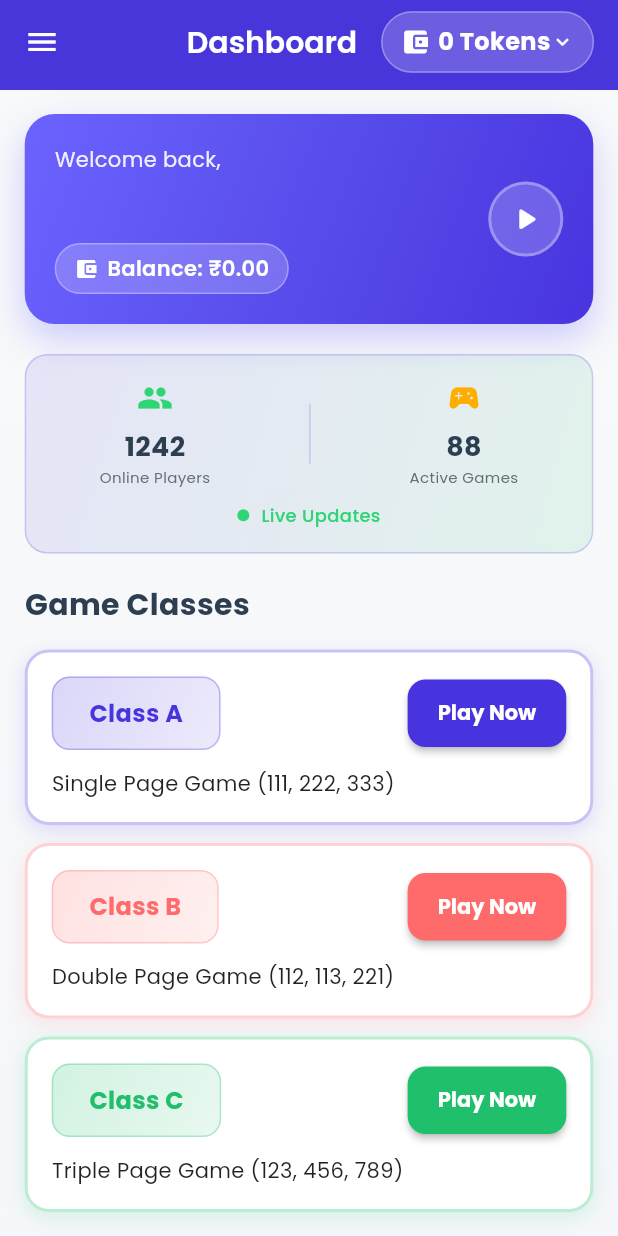
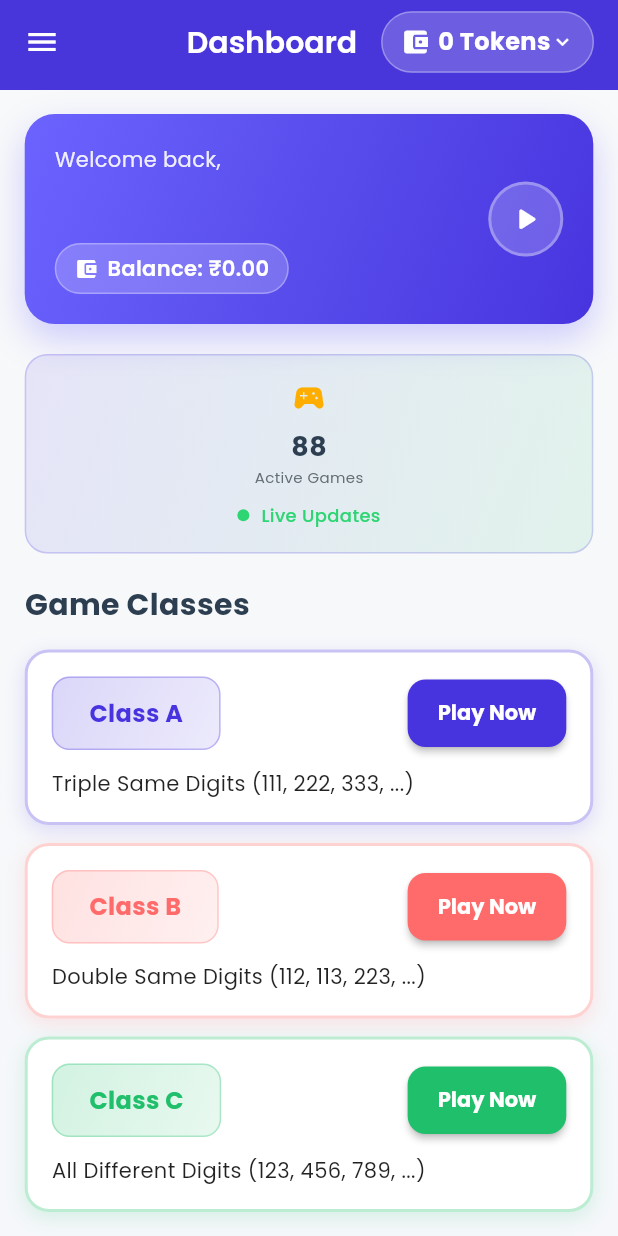
Before and after one commit to prthamesh-pr/Game, a Flutter app: the DashboardScreen screen opened directly, on a phone screen of 412 x 824 dp. Run offline on Flutter 3.47's test engine with Material 3 defaults, Android fonts, the light colour scheme and no system bars; our stand-ins replace curved_navigation_bar, flutter_spinkit, fluttertoast, google_fonts, lottie, shared_preferences and 1 more; accounts and stored records are empty; network calls fail.

Commit message:
Fix class A, B, C screens and update number selections

```diff
--- a/frontend_andriod/lib/screens/dashboard_screen.dart
+++ b/frontend_andriod/lib/screens/dashboard_screen.dart
@@ -254,21 +254,21 @@ class _DashboardScreenState extends State<DashboardScreen> {
           children: [
             _buildGameClassCard(
               'A',
-              'Single Page Game (111, 222, 333)',
+              'Triple Same Digits (111, 222, 333, ...)',
               AppColors.classA,
               context,
             ),
             const SizedBox(height: 12),
             _buildGameClassCard(
               'B',
-              'Double Page Game (112, 113, 221)',
+              'Double Same Digits (112, 113, 223, ...)',
               AppColors.classB,
               context,
             ),
             const SizedBox(height: 12),
             _buildGameClassCard(
               'C',
-              'Triple Page Game (123, 456, 789)',
+              'All Different Digits (123, 456, 789, ...)',
               AppColors.classC,
               context,
             ),
--- a/frontend_andriod/lib/screens/game_screen.dart
+++ b/frontend_andriod/lib/screens/game_screen.dart
@@ -37,8 +37,8 @@ class _GameScreenState extends State<GameScreen> {
 
       setState(() {
         // Convert numbers from API response to List<String>
-        if (response['numbers'] != null) {
-          _numbers = (response['numbers'] as List)
+        if (response['data'] != null && response['data']['validNumbers'] != null) {
+          _numbers = (response['data']['validNumbers'] as List)
               .map((n) => n.toString())
               .toList();
         } else {
--- a/frontend_andriod/lib/utils/utils.dart
+++ b/frontend_andriod/lib/utils/utils.dart
@@ -39,11 +39,11 @@ class Utils {
   static String getClassDescription(String gameClass) {
     switch (gameClass) {
       case 'A':
-        return 'Single Page Game';
+        return 'Class A: Triple Same Digits\nNumbers like 111, 222, 333, etc. where all three digits are the same.';
       case 'B':
-        return 'Double Page Game';
+        return 'Class B: Double Same Digits\nNumbers like 112, 113, 223, etc. where exactly two digits are the same.';
       case 'C':
-        return 'Triple Page Game';
+        return 'Class C: All Different Digits\nNumbers like 123, 456, 789, etc. where all three digits are different.';
       default:
         return '';
     }
--- a/frontend_andriod/lib/widgets/live_stats_widget.dart
+++ b/frontend_andriod/lib/widgets/live_stats_widget.dart
@@ -76,7 +76,6 @@ class _LiveStatsWidgetState extends State<LiveStatsWidget>
   late AnimationController _pulseController;
   late Animation<double> _pulseAnimation;
 
-  int _onlineUsers = 1247;
   int _activeGames = 89;
 
   @override
@@ -99,9 +98,7 @@ class _LiveStatsWidgetState extends State<LiveStatsWidget>
     Future.delayed(const Duration(seconds: 3), () {
       if (mounted) {
         setState(() {
-          _onlineUsers += (DateTime.now().millisecond % 10) - 5;
           _activeGames += (DateTime.now().millisecond % 6) - 3;
-          _onlineUsers = _onlineUsers.clamp(1000, 2000);
           _activeGames = _activeGames.clamp(50, 150);
         });
         _startLiveUpdates();
@@ -136,27 +133,11 @@ class _LiveStatsWidgetState extends State<LiveStatsWidget>
       ),
       child: Column(
         children: [
-          Row(
-            mainAxisAlignment: MainAxisAlignment.spaceAround,
-            children: [
-              _buildLiveStatItem(
-                'Online Players',
-                _onlineUsers,
-                Icons.people,
-                AppColors.success,
-              ),
-              Container(
-                width: 1,
-                height: 40,
-                color: AppColors.primary.withValues(alpha: 0.2),
-              ),
-              _buildLiveStatItem(
-                'Active Games',
-                _activeGames,
-                Icons.sports_esports,
-                AppColors.warning,
-              ),
-            ],
+          _buildLiveStatItem(
+            'Active Games',
+            _activeGames,
+            Icons.sports_esports,
+            AppColors.warning,
           ),
           const SizedBox(height: 10),
           AnimatedBuilder(
```
Also changed, not shown: frontend_andriod/lib/widgets/bet_dialog.dart (+39 -2 lines), 1 other file.
